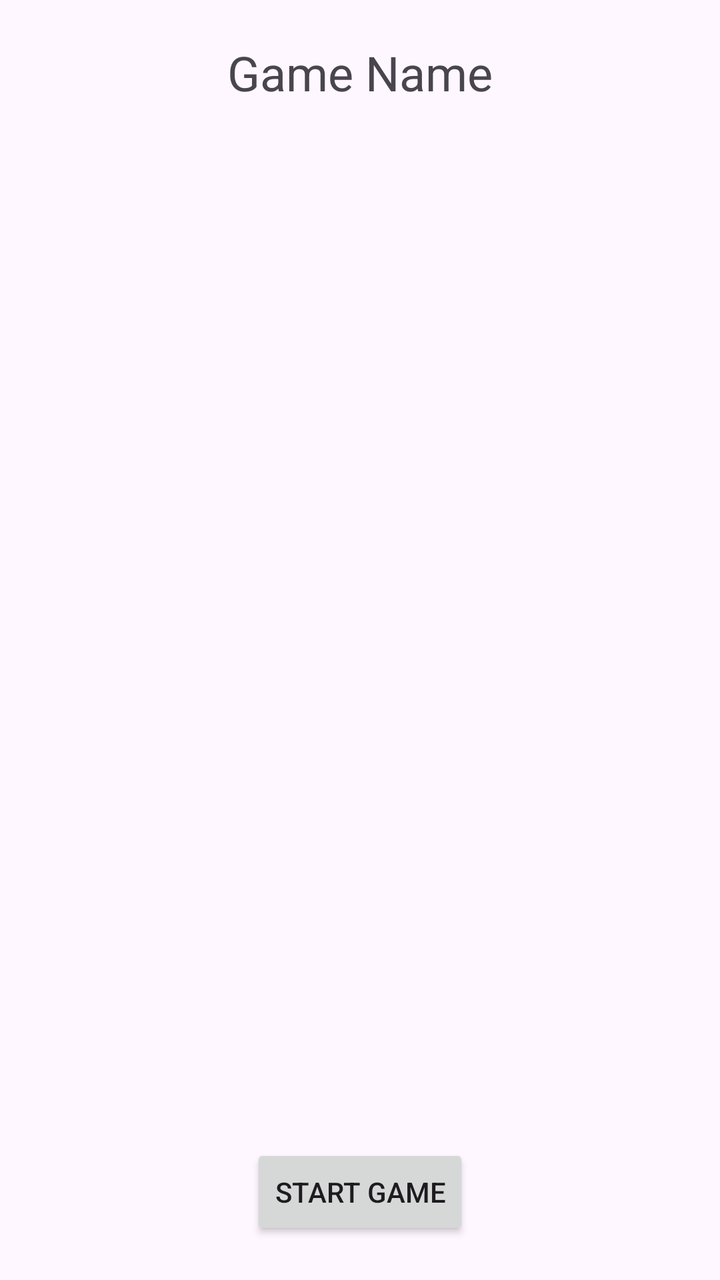
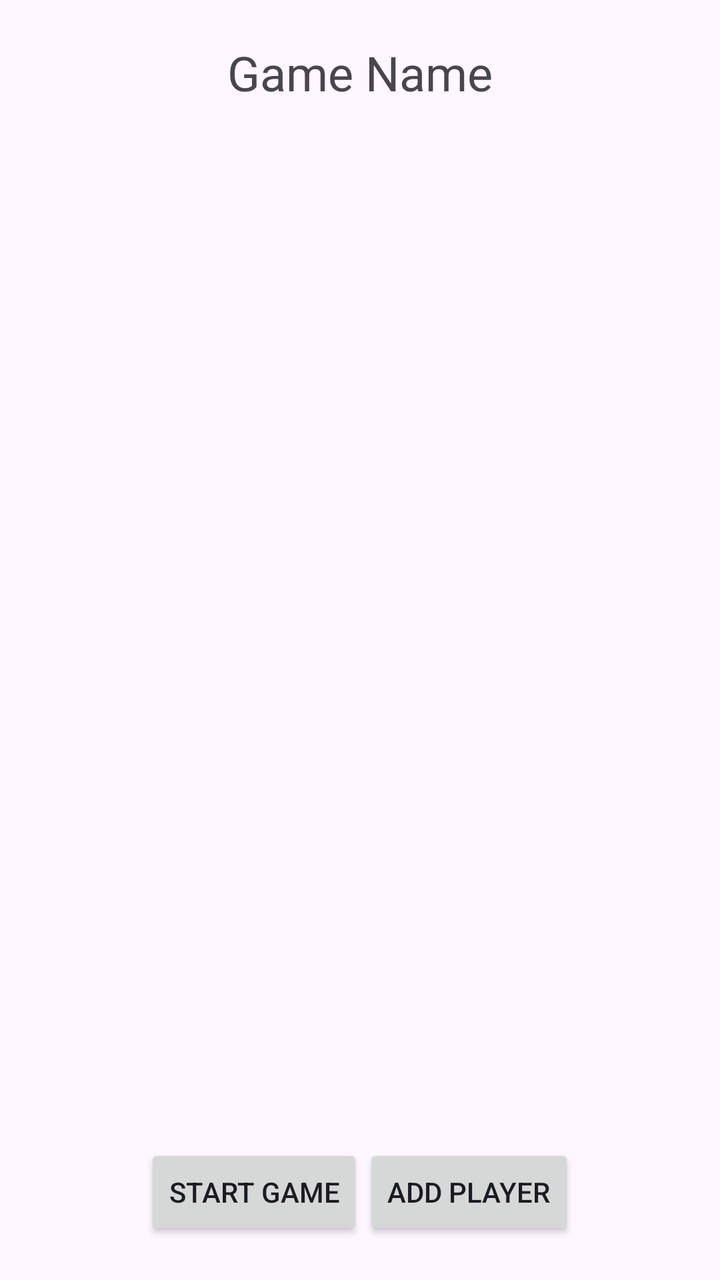

Two renders of the same Android screen: before a commit and after it. Below are the layout's source before the change and the commit's diff.
<!-- AndroidManifest.xml: application theme Theme.Oscarsthegrouchapp -->
<!-- res/layout/game_screen.xml -->
<?xml version="1.0" encoding="utf-8"?>
<androidx.constraintlayout.widget.ConstraintLayout
    xmlns:android="http://schemas.android.com/apk/res/android"
    xmlns:app="http://schemas.android.com/apk/res-auto"
    android:layout_width="match_parent"
    android:layout_height="match_parent"
    >

    <LinearLayout
        android:id="@+id/header"
        android:layout_width="match_parent"
        android:layout_height="wrap_content"
        android:orientation="horizontal"
        android:gravity="center"
        android:padding="20dp"
        app:layout_constraintTop_toTopOf="parent"
        >
        <TextView
            android:id="@+id/gameName"
            android:layout_width="wrap_content"
            android:layout_height="wrap_content"
            android:text="Game Name"
            android:textSize="24sp"
            />
    </LinearLayout>

    <androidx.recyclerview.widget.RecyclerView
        android:id="@+id/playerListView"
        android:layout_width="match_parent"
        android:layout_height="0dp"
        android:scrollbars="vertical"
        app:layout_constraintBottom_toTopOf="@id/footer"
        app:layout_constraintTop_toBottomOf="@id/header"
        app:layout_constraintEnd_toEndOf="parent"
        app:layout_constraintStart_toStartOf="parent"
        />

    <LinearLayout
        android:id="@+id/footer"
        android:layout_width="match_parent"
        android:layout_height="wrap_content"
        android:orientation="horizontal"
        android:gravity="center"
        android:padding="20dp"
        app:layout_constraintBottom_toBottomOf="parent"
        >
        <Button
            android:layout_width="wrap_content"
            android:layout_height="wrap_content"
            android:id="@+id/startGameButton"
            android:text="START GAME"
            />
    </LinearLayout>

</androidx.constraintlayout.widget.ConstraintLayout>
<!-- resources referenced by this layout -->
<resources>
  <style name="Theme.Oscarsthegrouchapp" parent="Base.Theme.Oscarsthegrouchapp" />
  <style name="Base.Theme.Oscarsthegrouchapp" parent="Theme.Material3.DayNight.NoActionBar">
          
          
      </style>
</resources>

<!-- the commit's change to res/layout/game_screen.xml (unified diff, before → after) -->
@@ -50,6 +50,13 @@
             android:id="@+id/startGameButton"
             android:text="START GAME"
             />
+
+        <Button
+            android:layout_width="wrap_content"
+            android:layout_height="wrap_content"
+            android:id="@+id/addPlayerB"
+            android:text="ADD PLAYER"
+            />
     </LinearLayout>
 
 </androidx.constraintlayout.widget.ConstraintLayout>
